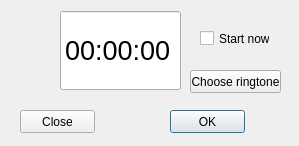
The window that Lab 2/untitled/newtimerwindow.ui (Afohtim/OOP-oof-) describes before a commit, drawn with Qt 5.
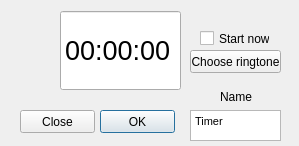
The same window after the commit.

What changed in the file:
```diff
--- a/Lab 2/untitled/newtimerwindow.ui
+++ b/Lab 2/untitled/newtimerwindow.ui
@@ -16,7 +16,7 @@
   <widget class="QPushButton" name="confirmButton">
    <property name="geometry">
     <rect>
-     <x>170</x>
+     <x>100</x>
      <y>110</y>
      <width>75</width>
      <height>23</height>
@@ -64,7 +64,7 @@
    <property name="geometry">
     <rect>
      <x>190</x>
-     <y>70</y>
+     <y>50</y>
      <width>91</width>
      <height>23</height>
     </rect>
@@ -86,6 +86,36 @@
     <string>Start now</string>
    </property>
   </widget>
+  <widget class="QLabel" name="label">
+   <property name="geometry">
+    <rect>
+     <x>220</x>
+     <y>90</y>
+     <width>47</width>
+     <height>13</height>
+    </rect>
+   </property>
+   <property name="text">
+    <string>Name</string>
+   </property>
+  </widget>
+  <widget class="QTextEdit" name="timerName">
+   <property name="geometry">
+    <rect>
+     <x>190</x>
+     <y>110</y>
+     <width>91</width>
+     <height>31</height>
+    </rect>
+   </property>
+   <property name="html">
+    <string>&lt;!DOCTYPE HTML PUBLIC &quot;-//W3C//DTD HTML 4.0//EN&quot; &quot;http://www.w3.org/TR/REC-html40/strict.dtd&quot;&gt;
+&lt;html&gt;&lt;head&gt;&lt;meta name=&quot;qrichtext&quot; content=&quot;1&quot; /&gt;&lt;style type=&quot;text/css&quot;&gt;
+p, li { white-space: pre-wrap; }
+&lt;/style&gt;&lt;/head&gt;&lt;body style=&quot; font-family:'MS Shell Dlg 2'; font-size:8.25pt; font-weight:400; font-style:normal;&quot;&gt;
+&lt;p style=&quot; margin-top:0px; margin-bottom:0px; margin-left:0px; margin-right:0px; -qt-block-indent:0; text-indent:0px;&quot;&gt;Timer&lt;/p&gt;&lt;/body&gt;&lt;/html&gt;</string>
+   </property>
+  </widget>
  </widget>
  <resources/>
  <connections/>
```
